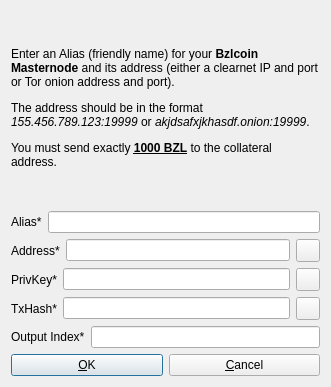
First picture: the form in src/qt/forms/addeditadrenalinenode.ui, repository bzlcoin/bzlcoin, before the edit.
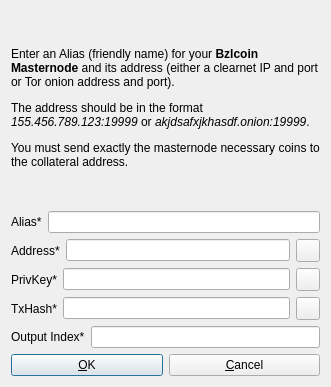
Second picture: the form after the edit. Icons and pictures are not drawn.

Commit message: Corrigindo tele de status

Patch:
```diff
--- a/src/qt/forms/addeditadrenalinenode.ui
+++ b/src/qt/forms/addeditadrenalinenode.ui
@@ -26,7 +26,7 @@
       </sizepolicy>
      </property>
      <property name="text">
-      <string>&lt;html&gt;&lt;head/&gt;&lt;body&gt;&lt;p&gt;Enter an Alias (friendly name) for your &lt;span style=&quot; font-weight:600;&quot;&gt;Bzlcoin Masternode&lt;/span&gt; and its address (either a clearnet IP and port or Tor onion address and port).&lt;/p&gt;&lt;p&gt;The address should be in the format &lt;span style=&quot; font-style:italic;&quot;&gt;155.456.789.123:19999&lt;/span&gt; or &lt;span style=&quot; font-style:italic;&quot;&gt;akjdsafxjkhasdf.onion:19999&lt;/span&gt;. &lt;/p&gt;&lt;p&gt;You must send exactly &lt;span style=&quot; font-weight:600; text-decoration: underline;&quot;&gt;1000 BZL&lt;/span&gt; to the collateral address.&lt;/p&gt;&lt;/body&gt;&lt;/html&gt;</string>
+      <string>&lt;html&gt;&lt;head/&gt;&lt;body&gt;&lt;p&gt;Enter an Alias (friendly name) for your &lt;span style=&quot; font-weight:600;&quot;&gt;Bzlcoin Masternode&lt;/span&gt; and its address (either a clearnet IP and port or Tor onion address and port).&lt;/p&gt;&lt;p&gt;The address should be in the format &lt;span style=&quot; font-style:italic;&quot;&gt;155.456.789.123:19999&lt;/span&gt; or &lt;span style=&quot; font-style:italic;&quot;&gt;akjdsafxjkhasdf.onion:19999&lt;/span&gt;. &lt;/p&gt;&lt;p&gt;You must send exactly the masternode necessary coins to the collateral address.&lt;/p&gt;&lt;/body&gt;&lt;/html&gt;</string>
      </property>
      <property name="wordWrap">
       <bool>true</bool>
```
The commit also changes 1 other file.
